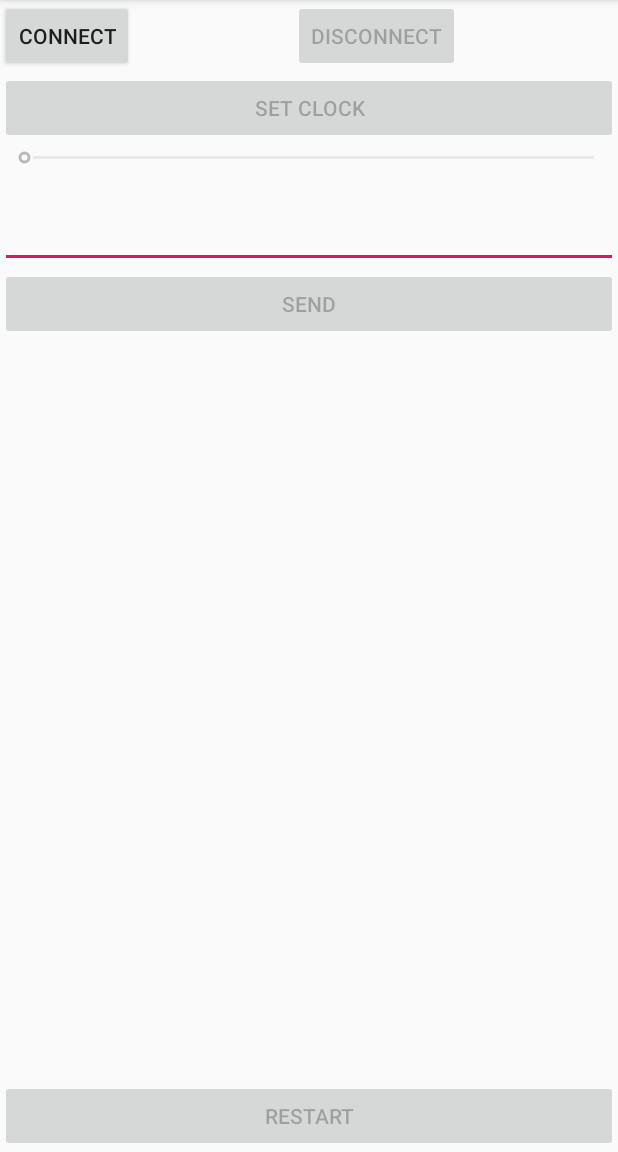
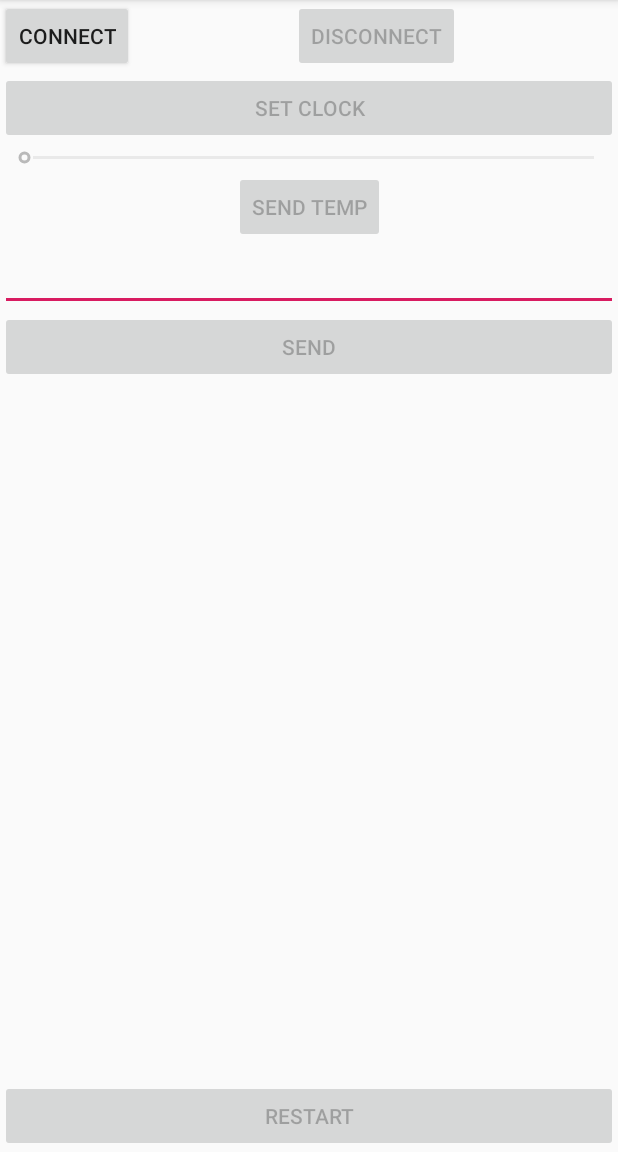
Before and after one commit to solvek/Garden-Monitor, an Android app: the screen it shows after launch (MainActivity), on a phone screen of 412 x 824 dp, the part 84-1236 px from its top. Run offline under Robolectric (Android 15) with nearby library versions, the phone set to English and light mode, and no system bars; our stand-ins replace Firebase (no records; nobody signed in at launch, a user with empty details on screens opened directly); 1 statement that could not run was skipped.

Commit message:
1. Updated wiring 2. Sending temperature data to firebase from android app

```diff
--- a/GMonitorAndroid/app/src/main/java/com/solvek/gardenmonitor/MainActivity.kt
+++ b/GMonitorAndroid/app/src/main/java/com/solvek/gardenmonitor/MainActivity.kt
@@ -10,8 +10,14 @@ import android.support.v7.app.AppCompatActivity
 import android.util.Log
 import android.widget.SeekBar
 import android.widget.Toast
+import com.google.firebase.Timestamp
+import com.google.firebase.firestore.FirebaseFirestore
 import com.redbear.chat.RBLService
 import kotlinx.android.synthetic.main.activity_main.*
+import org.jetbrains.anko.doAsync
+import org.jetbrains.anko.toast
+import org.json.JSONArray
+import java.net.URL
 import java.text.SimpleDateFormat
 import java.util.*
 import kotlin.collections.HashMap
@@ -22,6 +28,8 @@ class MainActivity : AppCompatActivity() {
     private val mDeviceAddress = "F6:30:3E:A2:AF:0B"
 
     private val map = HashMap<UUID, BluetoothGattCharacteristic>()
+    private val db = FirebaseFirestore.getInstance()
+    private var temperatureSensor: Double? = null
 
     override fun onCreate(savedInstanceState: Bundle?) {
         super.onCreate(savedInstanceState)
@@ -32,6 +40,7 @@ class MainActivity : AppCompatActivity() {
         buttonSend.setOnClickListener{send()}
         buttonTime.setOnClickListener{setClock()}
         buttonRestart.setOnClickListener{restart()}
+        buttonSendTemperature.setOnClickListener{sendTemperature()}
         sbBrightness.setOnSeekBarChangeListener(object: SeekBar.OnSeekBarChangeListener{
             override fun onProgressChanged(seekBar: SeekBar?, progress: Int, fromUser: Boolean) {}
             override fun onStartTrackingTouch(seekBar: SeekBar?) {}
@@ -100,8 +109,9 @@ class MainActivity : AppCompatActivity() {
         val data = String(byteArray)
         if (data.startsWith("#K")){
             try {
-                val temp = Integer.parseInt(data.substring(2, 6)) / 10.0
-                tvTemperature.text = "Temperature: $temp"
+                temperatureSensor = Integer.parseInt(data.substring(2, 6)) / 10.0
+                tvTemperature.text = "Temperature: $temperatureSensor"
+                buttonSendTemperature.isEnabled = true
             }
             catch(e: NumberFormatException){
                 Log.e(TAG, "Failed to parse temperature: $data")
@@ -172,6 +182,38 @@ class MainActivity : AppCompatActivity() {
         }
     }
 
+    private fun sendTemperature(){
+        if (null == temperatureSensor) {toast(R.string.need_temperature)}
+
+        doAsync{
+            temperatureSensor?.let {temperatureSensor ->
+                val result = URL("http://dataservice.accuweather.com/currentconditions/v1/" +
+                        "${Constants.AW_LOCATION_ID}" +
+                        "?apikey=${Constants.AW_API_KEY}")
+                    .readText()
+                val temperatureAw = JSONArray(result)
+                    .getJSONObject(0)
+                    .getJSONObject("Temperature")
+                    .getJSONObject("Metric")
+                    .getDouble("Value")
+
+                val record = HashMap<String, Any>()
+                record["temperature_sensor"] = temperatureSensor
+                record["temperature_aw"] = temperatureAw
+                record["time"] = Timestamp(Date())
+                db.collection("temperature")
+                    .add(record)
+                    .addOnSuccessListener {
+                        toast(R.string.temperature_added_to_server)
+                    }
+                    .addOnFailureListener{e->
+                        Log.e(TAG, "Failed to add temperature record", e)
+                        toast(R.string.temperature_server_failed)
+                    }
+            }
+        }
+    }
+
     private fun makeGattUpdateIntentFilter(): IntentFilter {
         val intentFilter = IntentFilter()
 
--- a/GMonitorAndroid/app/src/main/res/layout/activity_main.xml
+++ b/GMonitorAndroid/app/src/main/res/layout/activity_main.xml
@@ -46,9 +46,19 @@
 
     <TextView
         android:id="@+id/tvTemperature"
-        android:layout_width="match_parent"
+        android:layout_width="wrap_content"
         android:layout_height="wrap_content"
-        app:layout_constraintTop_toBottomOf="@+id/sbBrightness"/>
+        app:layout_constraintTop_toBottomOf="@+id/sbBrightness"
+        app:layout_constraintLeft_toLeftOf="parent"/>
+    <Button
+        android:id="@+id/buttonSendTemperature"
+        android:layout_width="wrap_content"
+        android:layout_height="wrap_content"
+        android:enabled="false"
+        android:text="@string/send_temperature"
+        app:layout_constraintRight_toRightOf="parent"
+        app:layout_constraintLeft_toRightOf="@id/tvTemperature"
+        app:layout_constraintTop_toTopOf="@+id/tvTemperature"/>
 
     <EditText
         android:id="@+id/etSend"
@@ -56,7 +66,7 @@
         android:layout_height="wrap_content"
         app:layout_constraintLeft_toLeftOf="parent"
         app:layout_constraintRight_toRightOf="parent"
-        app:layout_constraintTop_toBottomOf="@+id/tvTemperature" />
+        app:layout_constraintTop_toBottomOf="@+id/buttonSendTemperature" />
     <Button
         android:id="@+id/buttonSend"
         android:layout_width="match_parent"
--- a/GMonitorAndroid/app/src/main/res/values/strings.xml
+++ b/GMonitorAndroid/app/src/main/res/values/strings.xml
@@ -6,4 +6,8 @@
     <string name="service_disconnected">Service disconnected. Restart the activity.</string>
     <string name="set_clock">Set Clock</string>
     <string name="restart">Restart</string>
+    <string name="temperature_added_to_server">Temperature added to server</string>
+    <string name="temperature_server_failed">Failed to add temperature to server</string>
+    <string name="need_temperature">Sensor temperature unknown</string>
+    <string name="send_temperature">Send temp</string>
 </resources>
--- a/GMonitorAndroid/build.gradle
+++ b/GMonitorAndroid/build.gradle
@@ -10,6 +10,7 @@ buildscript {
     dependencies {
         classpath 'com.android.tools.build:gradle:3.4.1'
         classpath "org.jetbrains.kotlin:kotlin-gradle-plugin:$kotlin_version"
+        classpath 'com.google.gms:google-services:4.2.0'
         // NOTE: Do not place your application dependencies here; they belong
         // in the individual module build.gradle files
     }
```
Also changed, not shown: GMonitorAndroid/app/build.gradle (+8 -0 lines), 6 other files.
